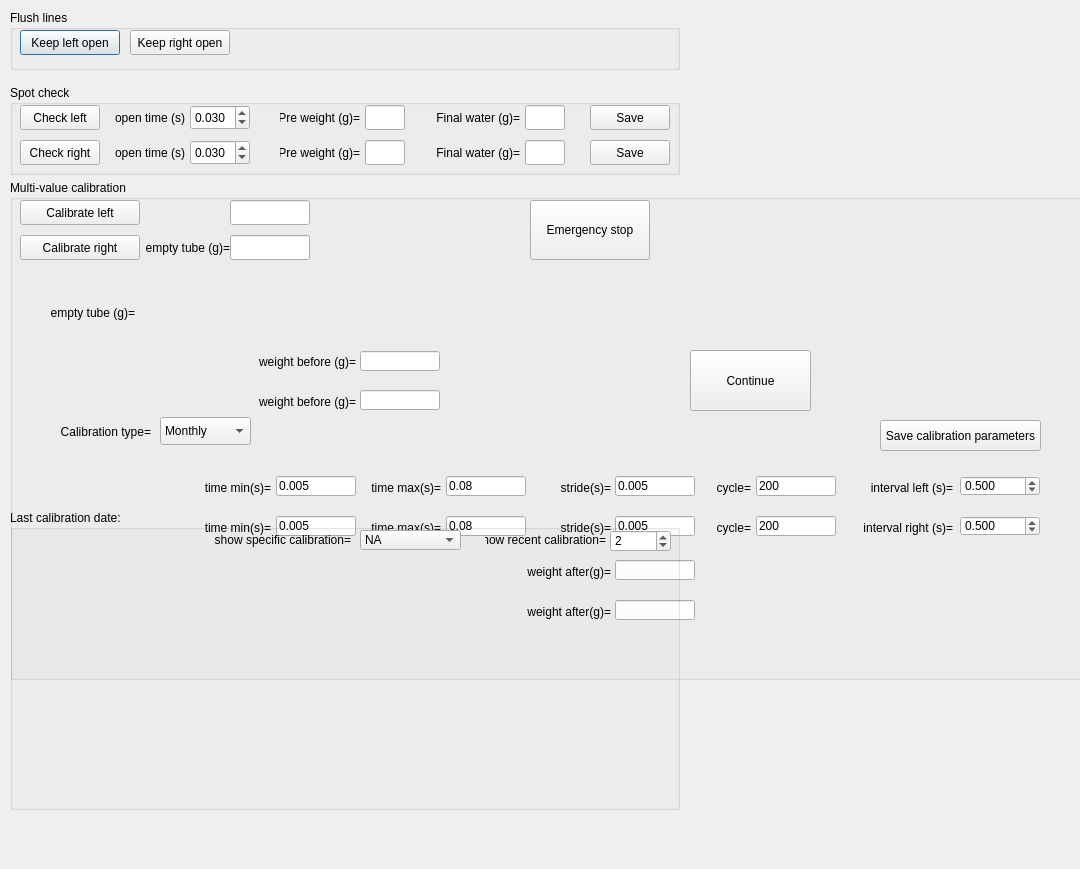
This is src/foraging_gui/Calibration.ui in AllenNeuralDynamics/dynamic-foraging-task as Qt 5 draws it before an edit. The edited form follows.
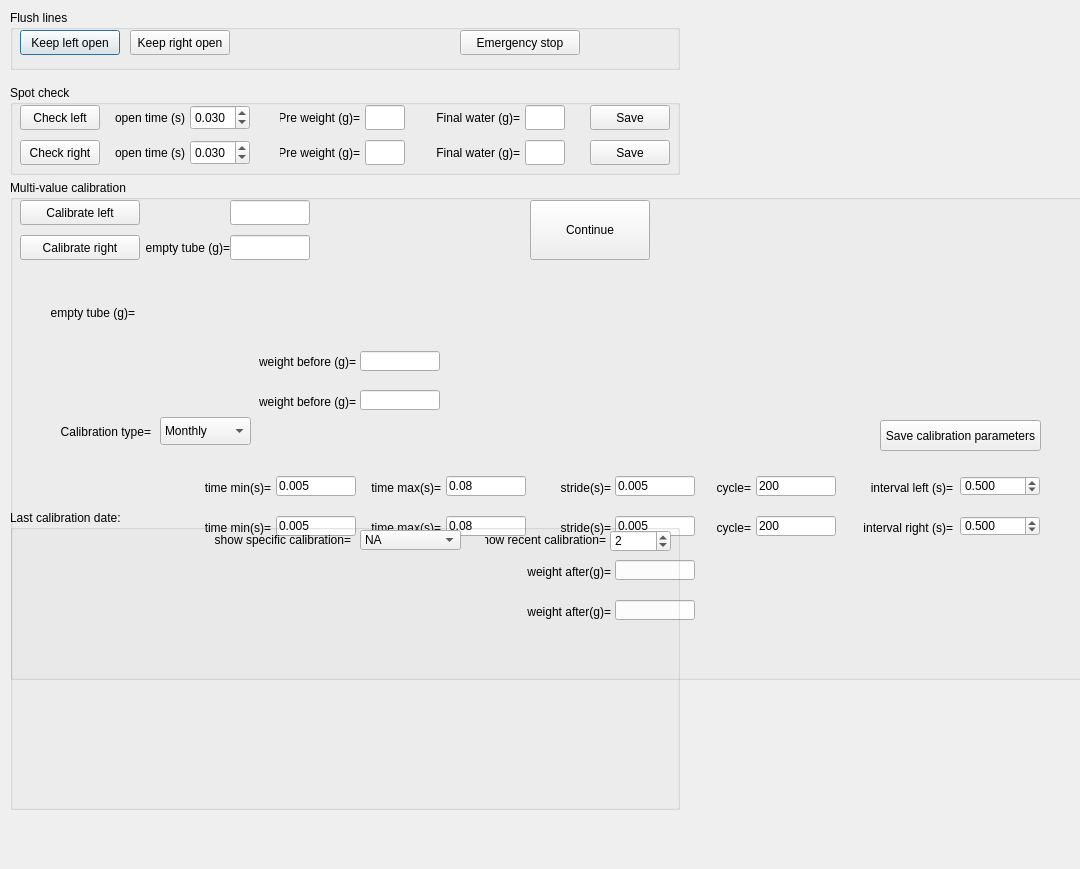
This is the edited form.

Diff of the .ui file:
```diff
--- a/src/foraging_gui/Calibration.ui
+++ b/src/foraging_gui/Calibration.ui
@@ -166,6 +166,23 @@
                 <bool>true</bool>
             </property>
         </widget>
+        <widget class="QPushButton" name="EmergencyStop">
+            <property name="geometry">
+                <rect>
+                    <x>450</x>
+                    <y>20</y>
+                    <width>120</width>
+                    <height>25</height>
+                </rect>
+            </property>
+            <property name="text">
+                <string>Emergency stop</string>
+            </property>
+            <property name="checkable">
+                <bool>true</bool>
+            </property>
+        </widget>
+
     </widget>
     <widget class="QGroupBox" name="groupBox">
         <property name="geometry">
@@ -460,22 +477,6 @@
         <property name="title">
             <string>Multi-value calibration</string>
         </property>
-        <widget class="QPushButton" name="EmergencyStop">
-            <property name="geometry">
-                <rect>
-                    <x>520</x>
-                    <y>20</y>
-                    <width>120</width>
-                    <height>60</height>
-                </rect>
-            </property>
-            <property name="text">
-                <string>Emergency stop</string>
-            </property>
-            <property name="checkable">
-                <bool>true</bool>
-            </property>
-        </widget>
         <widget class="QPushButton" name="StartCalibratingLeft">
             <property name="geometry">
                 <rect>
@@ -969,10 +970,10 @@
         <widget class="QPushButton" name="Continue">
             <property name="geometry">
                 <rect>
-                    <x>680</x>
-                    <y>170</y>
-                    <width>121</width>
-                    <height>61</height>
+                    <x>520</x>
+                    <y>20</y>
+                    <width>120</width>
+                    <height>60</height>
                 </rect>
             </property>
             <property name="text">
```
